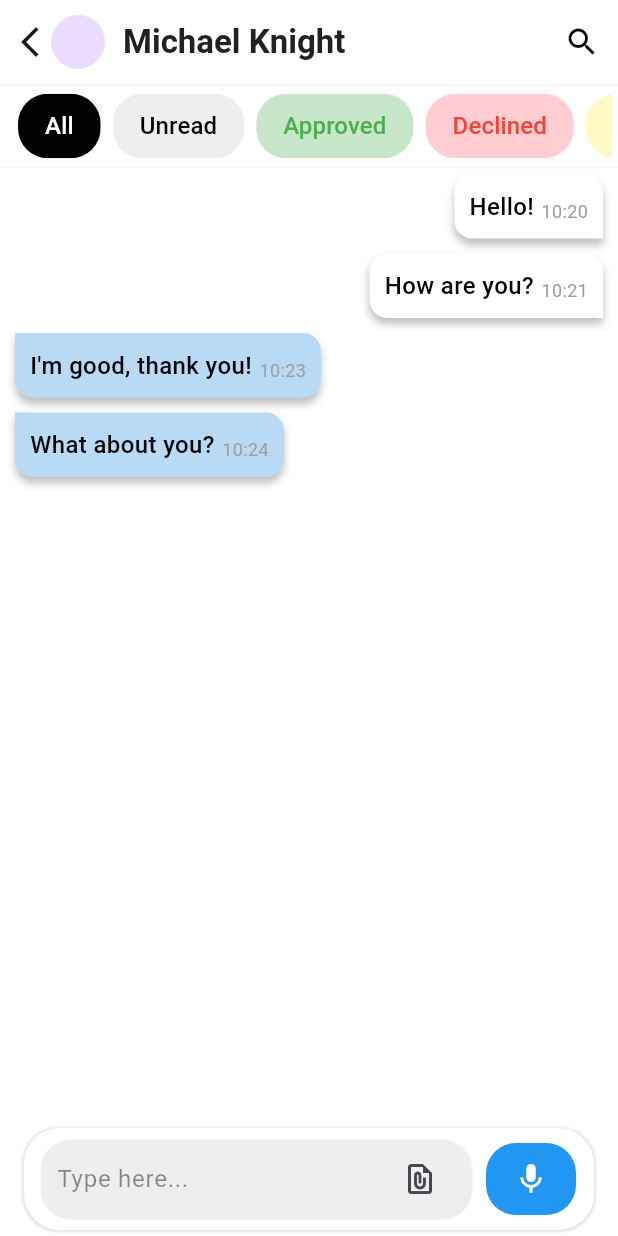
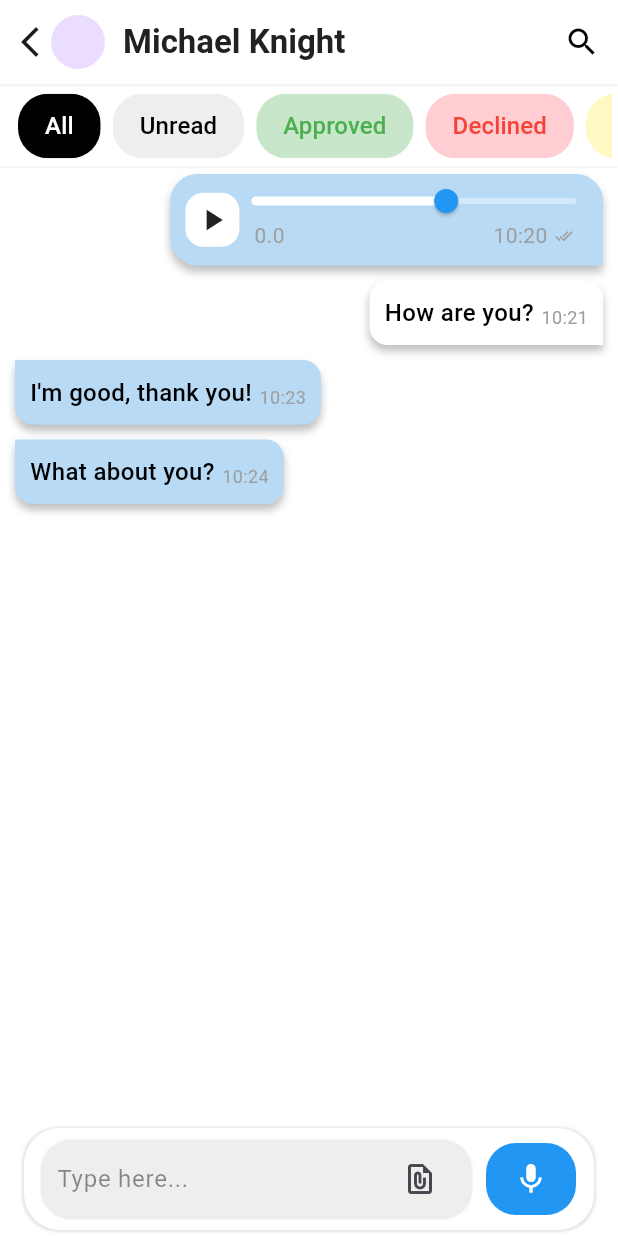
Before and after one commit to Muhammed-Unais/texol_chat_app, a Flutter app: the ChatScreen screen opened directly, on a phone screen of 412 x 824 dp. Run offline on Flutter 3.47's test engine with Material 3 defaults, Android fonts, the phone set to English and light mode, and no system bars; our stand-ins replace shared_preferences; accounts and stored records are empty.

Commit message:
feat: Added Voice message card

```diff
--- a/lib/features/chat/view/screen/chat_screen.dart
+++ b/lib/features/chat/view/screen/chat_screen.dart
@@ -49,7 +49,7 @@ class _ChatScreenState extends State<ChatScreen> {
       text: "Hello!",
       sender: "me",
       timestamp: DateTime.now().subtract(const Duration(minutes: 10)),
-      messageTyoe: MessageType.text,
+      messageTyoe: MessageType.voice,
       status: 'Unread',
     ),
     Message(
--- a/lib/features/chat/view/widget/message_bubble.dart
+++ b/lib/features/chat/view/widget/message_bubble.dart
@@ -2,6 +2,7 @@ import 'package:flutter/material.dart';
 import 'package:texol_chat_app/core/enums.dart';
 import 'package:texol_chat_app/features/chat/model/message_model.dart';
 import 'package:texol_chat_app/features/chat/view/widget/text_message_card.dart';
+import 'package:texol_chat_app/features/chat/view/widget/voice_message_card.dart';
 
 class MessageBubble extends StatelessWidget {
   final Message message;
@@ -23,17 +24,10 @@ class MessageBubble extends StatelessWidget {
   }
 
   Widget _buildVoiceBubble(Message msg) {
-    return ListTile(
-      title: Row(
-        children: [
-          IconButton(
-            icon: const Icon(Icons.pause),
-            onPressed: () {},
-          ),
-          const Text('Voice message - ${"msg.duration"}s'),
-        ],
-      ),
-      subtitle: Text('Recorded at ${msg.timestamp}'),
+    return VoiceMessageCard(
+      sender: message.sender,
+      duration: "0.0",
+      timestamp: message.timestamp,
     );
   }
 
--- a/lib/features/chat/view/widget/text_message_card.dart
+++ b/lib/features/chat/view/widget/text_message_card.dart
@@ -15,11 +15,9 @@ class MessageCard extends StatelessWidget {
   @override
   Widget build(BuildContext context) {
     bool isSender = sender == 'me';
-    return Row(
-      mainAxisAlignment:
-          isSender ? MainAxisAlignment.end : MainAxisAlignment.start,
-      children: [
-        Container(
+    return Align(
+      alignment: isSender ? Alignment.centerRight : Alignment.centerLeft,
+      child: Container(
         margin: const EdgeInsets.symmetric(vertical: 5, horizontal: 10),
         padding: const EdgeInsets.all(10),
         constraints: BoxConstraints(
@@ -68,7 +66,6 @@ class MessageCard extends StatelessWidget {
           ],
         ),
       ),
-      ],
     );
   }
 }
--- /dev/null
+++ b/lib/features/chat/view/widget/voice_message_card.dart
@@ -0,0 +1,119 @@
+import 'package:flutter/material.dart';
+import 'package:texol_chat_app/core/theme/app_pallete.dart';
+
+class VoiceMessageCard extends StatelessWidget {
+  final String sender;
+  final bool isRead;
+  final String duration;
+  final DateTime timestamp;
+
+  const VoiceMessageCard({
+    super.key,
+    required this.sender,
+    required this.duration,
+    required this.timestamp,
+    this.isRead = false,
+  });
+
+  @override
+  Widget build(BuildContext context) {
+    bool isSender = sender == 'me';
+
+    return Align(
+      alignment: isSender ? Alignment.centerRight : Alignment.centerLeft,
+      child: Container(
+        margin: const EdgeInsets.symmetric(vertical: 5, horizontal: 10),
+        padding: const EdgeInsets.all(10),
+        constraints: BoxConstraints(
+          maxWidth: MediaQuery.of(context).size.width * 0.7,
+        ),
+        decoration: BoxDecoration(
+          color: const Color.fromARGB(255, 184, 218, 245),
+          borderRadius: BorderRadius.only(
+            topLeft: isSender ? const Radius.circular(18) : Radius.zero,
+            topRight: const Radius.circular(18),
+            bottomLeft: const Radius.circular(18),
+            bottomRight: isSender ? Radius.zero : const Radius.circular(18),
+          ),
+          boxShadow: [
+            BoxShadow(
+              color: Colors.black.withOpacity(0.25),
+              blurRadius: 4,
+              offset: const Offset(0, 4),
+            ),
+          ],
+        ),
+        child: Row(
+          mainAxisSize: MainAxisSize.min,
+          children: [
+            Container(
+              padding: const EdgeInsets.all(6),
+              decoration: const BoxDecoration(
+                borderRadius: BorderRadius.all(Radius.circular(12)),
+                color: Pallete.whiteColor,
+              ),
+              child: GestureDetector(
+                onTap: () {},
+                child: const Icon(Icons.play_arrow),
+              ),
+            ),
+            Expanded(
+              child: Column(
+                crossAxisAlignment: CrossAxisAlignment.start,
+                children: [
+                  SliderTheme(
+                    data: SliderTheme.of(context).copyWith(
+                      activeTrackColor: Pallete.whiteColor,
+                      inactiveTrackColor: Pallete.whiteColor.withOpacity(.4),
+                      thumbColor: Colors.blue,
+                      trackHeight: 4,
+                      overlayShape: SliderComponentShape.noOverlay,
+                      minThumbSeparation: 1,
+                      thumbShape: const RoundSliderThumbShape(
+                        enabledThumbRadius: 8.0,
+                      ),
+                    ),
+                    child: Slider(
+                      value: 0.6,
+                      onChanged: (value) {},
+                      onChangeEnd: (value) {},
+                    ),
+                  ),
+                  const SizedBox(height: 5),
+                  Padding(
+                    padding: const EdgeInsets.symmetric(horizontal: 10),
+                    child: Row(
+                      children: [
+                        Text(
+                          duration,
+                          style: const TextStyle(
+                            fontSize: 14,
+                            color: Colors.grey,
+                          ),
+                        ),
+                        const Expanded(child: SizedBox()),
+                        Text(
+                          "${timestamp.hour}:${timestamp.minute.toString().padLeft(2, '0')}",
+                          style:
+                              const TextStyle(fontSize: 14, color: Colors.grey),
+                        ),
+                        if (isSender) ...[
+                          const SizedBox(width: 5),
+                          const Icon(
+                            Icons.done_all_outlined,
+                            size: 12,
+                            color: Colors.grey,
+                          ),
+                        ]
+                      ],
+                    ),
+                  ),
+                ],
+              ),
+            ),
+          ],
+        ),
+      ),
+    );
+  }
+}
```
Lines whose indentation alone changed are shown as unchanged.
